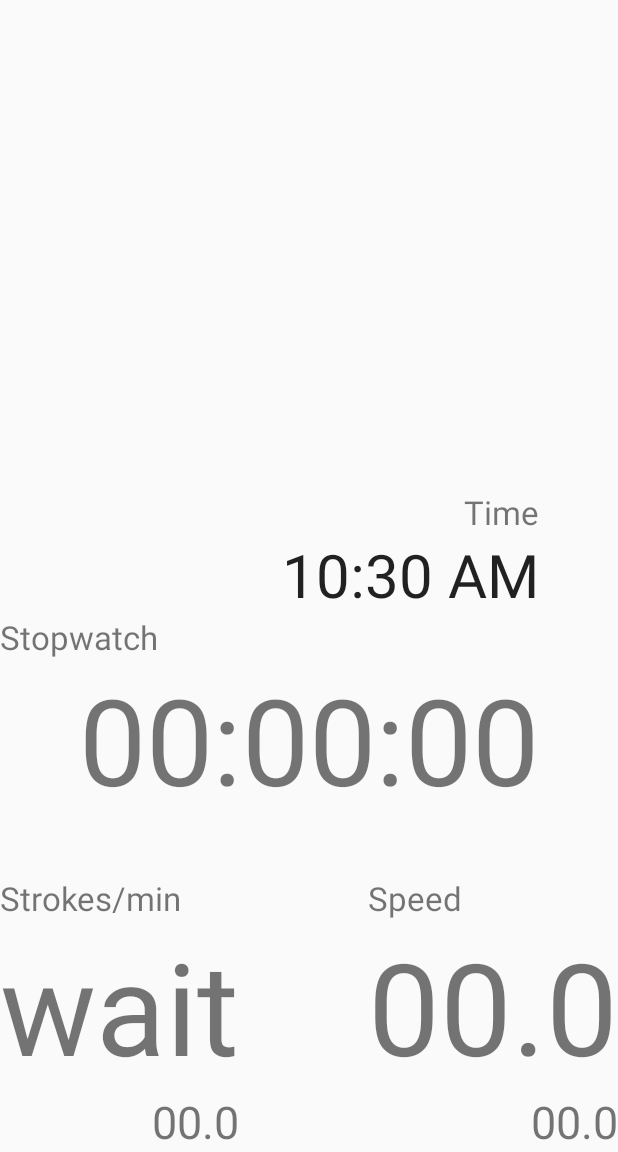
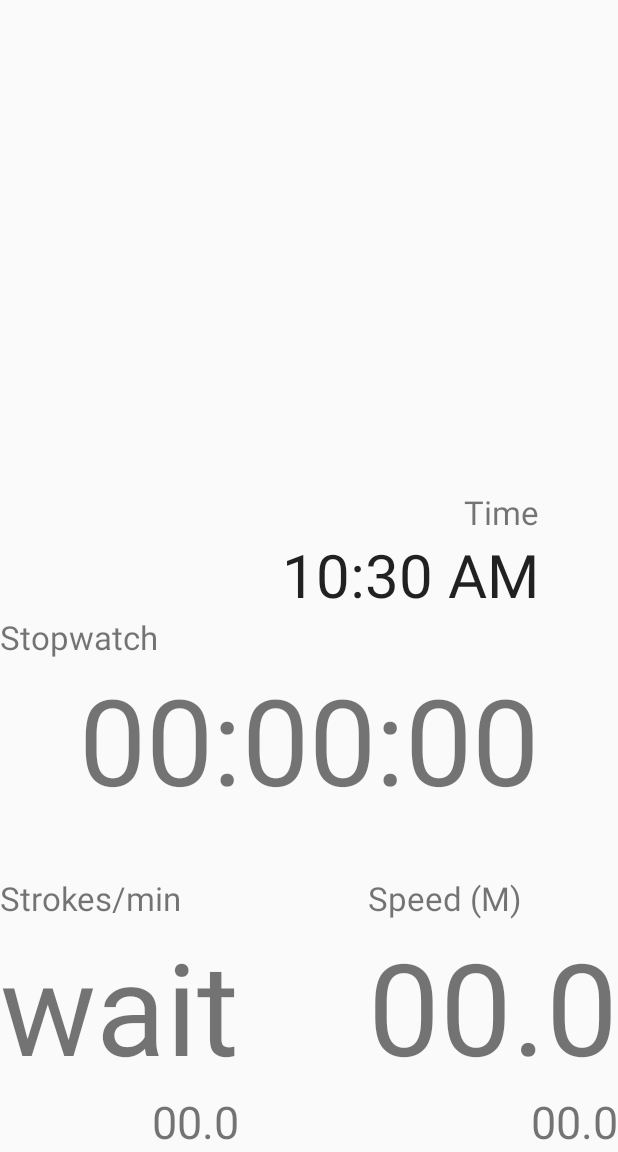
Before and after one commit to wleung85/PaddleHelper, an Android app: the screen it shows after launch (MainActivity), after a tap on an icon or button, on a phone screen of 412 x 824 dp, the part 84-1236 px from its top. Run offline under Robolectric (Android 15) with nearby library versions, the phone set to English and light mode, and no system bars; 1 statement that could not run was skipped; 2 other taps on this screen came first.

Commit message:
Made measure speed state more obvious

```diff
--- a/app/src/main/java/com/example/paddlehelper/MainActivity.java
+++ b/app/src/main/java/com/example/paddlehelper/MainActivity.java
@@ -33,7 +33,7 @@ public class MainActivity extends AppCompatActivity implements LocationListener{
     private static final String SPEED_TAG = "Speed Count";
 
     Button btnHit, btnSpeed;
-    TextView txtSpeed, txtMaxSpeed, txtSpm, txtLastSpm;
+    TextView txtSpeed, txtMaxSpeed, txtSpeedTitle, txtSpm, txtLastSpm;
     int strokeNum;
     boolean SPMstarted, speedStarted;
     long lastTime, currentTime;
@@ -54,6 +54,7 @@ public class MainActivity extends AppCompatActivity implements LocationListener{
         btnHit = (Button) findViewById(R.id.SPMButton);
 
         txtSpeed = (TextView) findViewById(R.id.textViewSpeedCount);
+        txtSpeedTitle = (TextView) findViewById(R.id.textViewSpeedTitle);
         txtMaxSpeed = (TextView) findViewById (R.id.textViewMaxSpeed);
         btnSpeed = (Button) findViewById(R.id.SpeedButton);
         lm = (LocationManager) this.getSystemService(Context.LOCATION_SERVICE);
@@ -100,6 +101,7 @@ public class MainActivity extends AppCompatActivity implements LocationListener{
             }
         });
 
+        // Measure speed
         btnSpeed.setOnClickListener(new View.OnClickListener() {
             @Override
             public void onClick(View v) {
@@ -108,11 +110,13 @@ public class MainActivity extends AppCompatActivity implements LocationListener{
                     if (!speedStarted) {
                         // Start measuring speed
                         measureSpeed();
+                        txtSpeedTitle.setText("Speed (M)");
                         speedStarted = true;
                     }
                     else {
                         // Stop measuring speed
                         lm.removeUpdates(MainActivity.this);
+                        txtSpeedTitle.setText("Speed");
                         speedStarted = false;
                     }
                 }
@@ -127,9 +131,11 @@ public class MainActivity extends AppCompatActivity implements LocationListener{
         btnSpeed.setOnLongClickListener(new View.OnLongClickListener() {
             @Override
             public boolean onLongClick(View v) {
-                // Stop measuring speed
+                // Reset measuring speed
                 lm.removeUpdates(MainActivity.this);
+                txtSpeedTitle.setText("Speed");
                 txtSpeed.setText("00.0");
+                txtMaxSpeed.setText("00.0");
                 speedStarted = false;
                 return true;
             }
```
